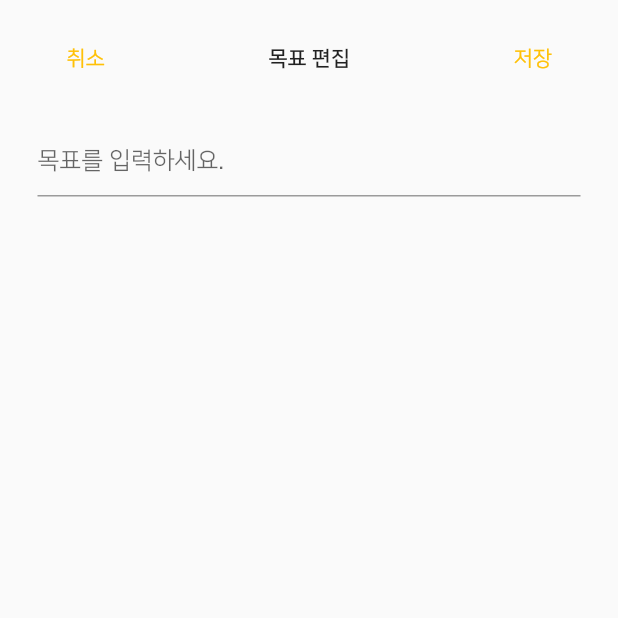
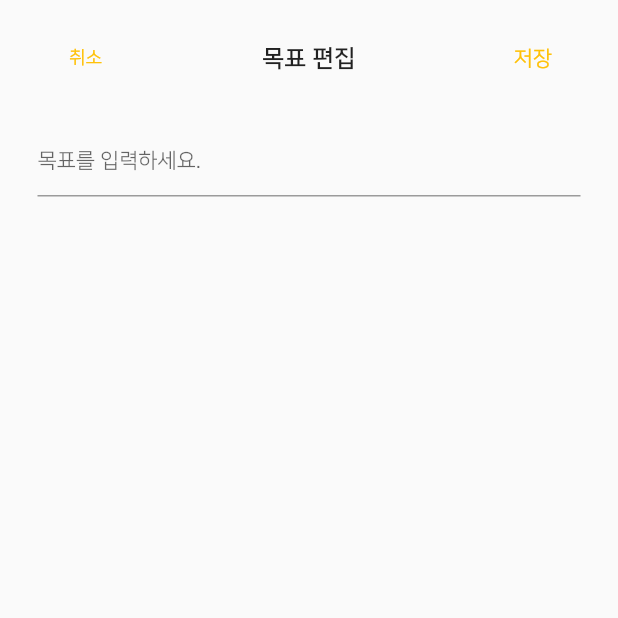
Before and after one commit to hyejin-1010/MandalArt, a Flutter app: the EditSheet screen opened directly with empty values, on a phone screen of 412 x 824 dp, the top half of it. Run offline on Flutter 3.47's test engine with Material 2 defaults, Android fonts, the phone set to English and light mode, and no system bars; our stand-ins replace get, shared_preferences, sqflite; accounts and stored records are empty.

Commit message:
Style: EditSheet

```diff
--- a/lib/components/edit_sheet.dart
+++ b/lib/components/edit_sheet.dart
@@ -1,5 +1,6 @@
 import 'package:flutter/material.dart';
 import 'package:get/get.dart';
+import 'package:madal_art/common/theme.dart';
 
 class EditSheet extends StatefulWidget {
   EditSheet({
@@ -44,18 +45,34 @@ class _EditSheetState extends State<EditSheet> with TickerProviderStateMixin {
       children: <Widget>[
         TextButton(
           onPressed: _back,
-          child: Text('취소'),
+          child: Text(
+            '취소',
+            style: TextStyle(fontSize: CommonTheme.small),
+          ),
         ),
         Expanded(child: Text(
           '목표 편집',
           textAlign: TextAlign.center,
-          style: TextStyle(fontWeight: FontWeight.bold),
+          style: TextStyle(
+            fontWeight: FontWeight.bold,
+            fontSize: CommonTheme.large,
+          ),
         )),
         TextButton(
           onPressed: _save,
           child: Text('저장'),
         ),
       ],
+    );
+  }
+
+  Widget _buildTextField() {
+    return TextField(
+      controller: _textEditingController,
+      decoration: InputDecoration(
+        hintText: '목표를 입력하세요.',
+      ),
+      style: TextStyle(fontSize: CommonTheme.medium),
     );
   }
 
@@ -73,12 +90,7 @@ class _EditSheetState extends State<EditSheet> with TickerProviderStateMixin {
               children: <Widget>[
                 _buildHeader(),
                 const SizedBox(height: 20.0),
-                TextField(
-                  controller: _textEditingController,
-                  decoration: InputDecoration(
-                    hintText: '목표를 입력하세요.',
-                  ),
-                )
+                _buildTextField(),
               ],
             ),
           ),
```
